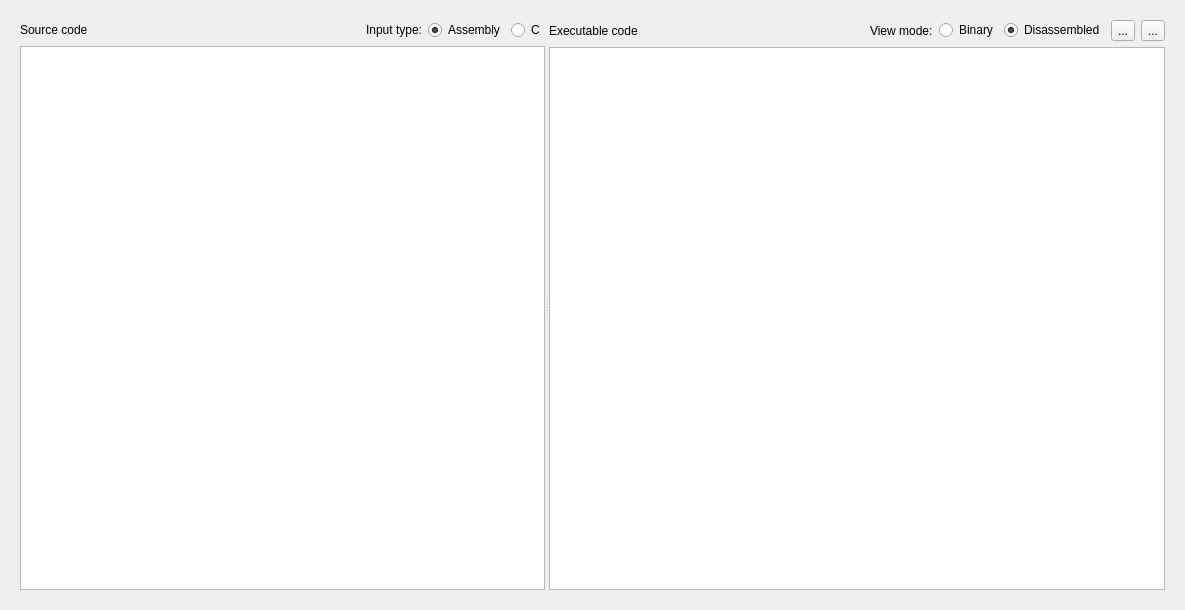
First picture: the form in src/edittab.ui, repository mortbopet/Ripes, before the edit.
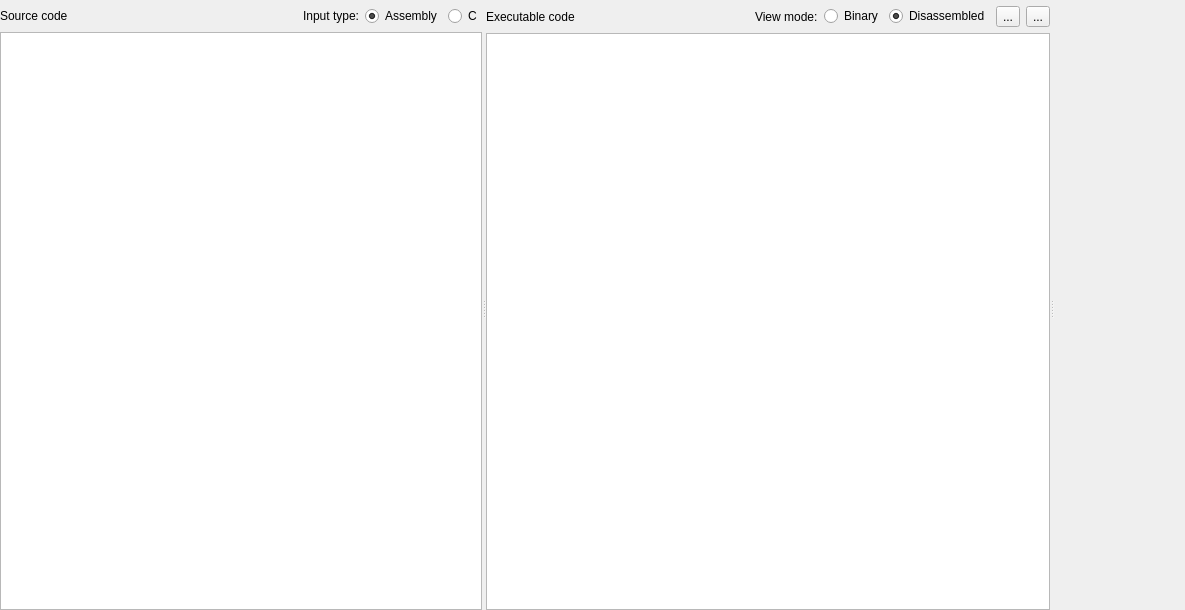
Second picture: the form after the edit. Custom widgets are drawn as their Qt base class.

Commit message: Add register file view in Editor tab

Patch:
```diff
--- a/src/edittab.ui
+++ b/src/edittab.ui
@@ -14,15 +14,18 @@
    <string>Form</string>
   </property>
   <layout class="QGridLayout" name="gridLayout">
-   <item row="0" column="0">
-    <layout class="QVBoxLayout" name="verticalLayout_4">
-     <item>
-      <widget class="QStackedWidget" name="stackedWidget_2">
-       <property name="currentIndex">
+   <property name="leftMargin">
         <number>0</number>
        </property>
-       <widget class="QWidget" name="page_3">
-        <layout class="QGridLayout" name="gridLayout_2">
+   <property name="topMargin">
+    <number>6</number>
+   </property>
+   <property name="rightMargin">
+    <number>0</number>
+   </property>
+   <property name="bottomMargin">
+    <number>0</number>
+   </property>
          <item row="0" column="0">
           <widget class="QSplitter" name="splitter">
            <property name="orientation">
@@ -336,14 +339,8 @@
              </item>
             </layout>
            </widget>
-          </widget>
-         </item>
-        </layout>
-       </widget>
-       <widget class="QWidget" name="page_4"/>
-      </widget>
-     </item>
-    </layout>
+     <widget class="RegisterContainerWidget" name="registers" native="true"/>
+    </widget>
    </item>
   </layout>
  </widget>
@@ -358,6 +355,12 @@
    <extends>QPlainTextEdit</extends>
    <header>programviewer.h</header>
   </customwidget>
+  <customwidget>
+   <class>RegisterContainerWidget</class>
+   <extends>QWidget</extends>
+   <header>registercontainerwidget.h</header>
+   <container>1</container>
+  </customwidget>
  </customwidgets>
  <resources/>
  <connections/>
```
Left out of the diff: 3 changed lines with no effect on the pictures. Lines whose indentation alone changed are shown as unchanged. The commit also changes 8 other files.
